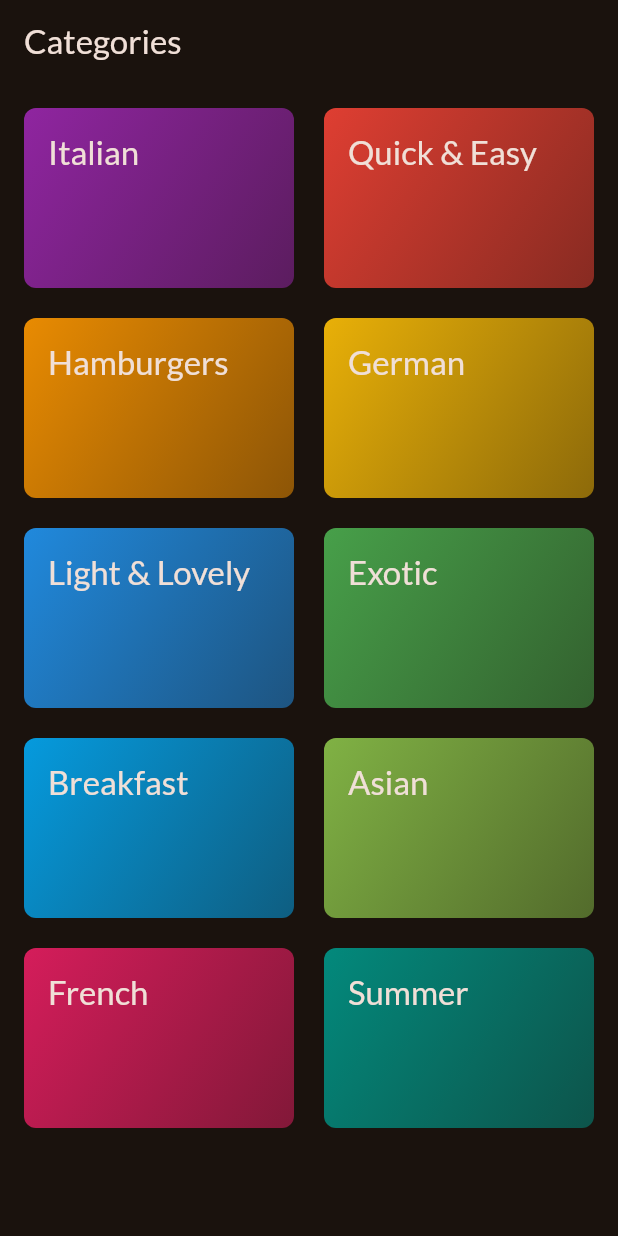
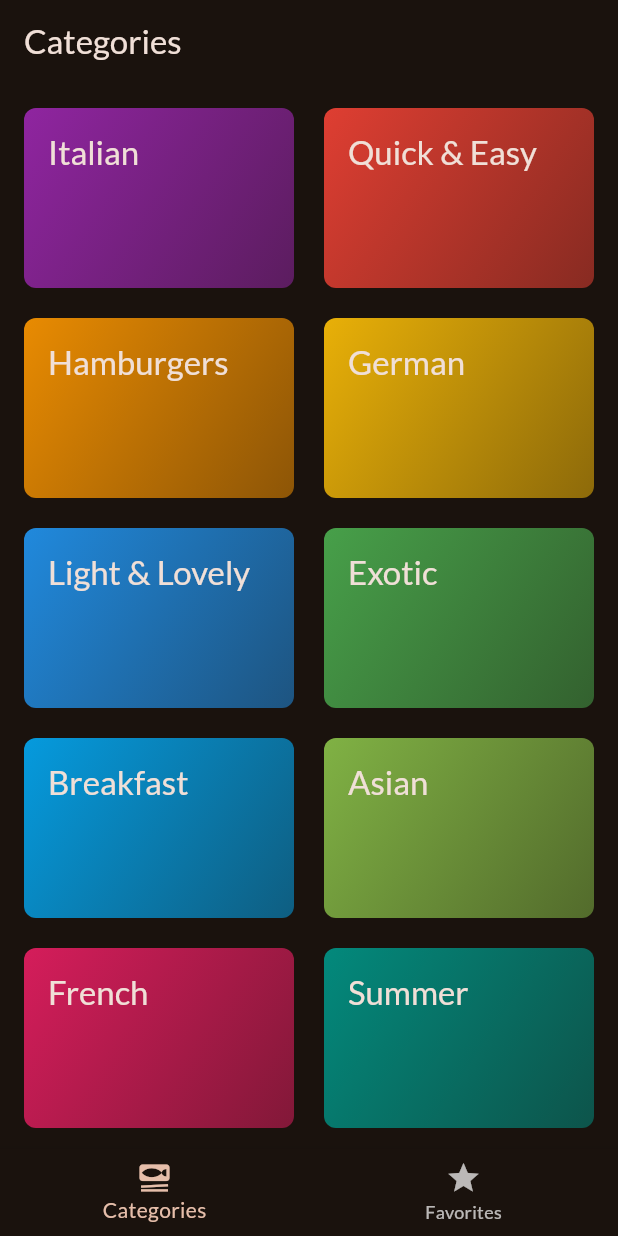
Before and after one commit to mahmoud-alwakeel/meals-app, a Flutter app: the screen it shows after launch, on a phone screen of 412 x 824 dp. Run offline on Flutter 3.47's test engine with Material 3 defaults, Android fonts, the phone set to English and light mode, and no system bars; our stand-ins replace google_fonts, transparent_image.

```diff
--- a/lib/main.dart
+++ b/lib/main.dart
@@ -1,6 +1,6 @@
 import 'package:flutter/material.dart';
 import 'package:google_fonts/google_fonts.dart';
-import 'package:meals_app/screens/categories_screen.dart';
+import 'package:meals_app/screens/tabs_screen.dart';
 
 void main() {
   runApp(const MealsApp());
@@ -22,7 +22,7 @@ class MealsApp extends StatelessWidget {
     return MaterialApp(
       debugShowCheckedModeBanner: false,
       theme: theme ,
-      home: CategoriesScreen(),
+      home: TabsScreen(),
     );
   }
 }
--- a/lib/screens/categories_screen.dart
+++ b/lib/screens/categories_screen.dart
@@ -29,13 +29,7 @@ class CategoriesScreen extends StatelessWidget {
 
   @override
   Widget build(BuildContext context) {
-    return Scaffold(
-      appBar: AppBar(
-        title: const Text(
-          'Categories',
-        ),
-      ),
-      body: GridView(
+    return GridView(
         padding: const EdgeInsets.all(16),
         gridDelegate: const SliverGridDelegateWithFixedCrossAxisCount(
           crossAxisCount: 2,
@@ -53,7 +47,6 @@ class CategoriesScreen extends StatelessWidget {
             ),
           // categoryDummyData.avaialableCategories.map((category) => CategoryGridItem(category: category)).toList();
         ],
-      ),
     );
   }
 }
--- /dev/null
+++ b/lib/screens/tabs_screen.dart
@@ -0,0 +1,48 @@
+import 'package:flutter/material.dart';
+import 'package:meals_app/screens/categories_screen.dart';
+import 'package:meals_app/screens/meals_screen.dart';
+
+class TabsScreen extends StatefulWidget {
+  const TabsScreen({super.key});
+
+  @override
+  State<TabsScreen> createState() => _TabsScreenState();
+}
+
+class _TabsScreenState extends State<TabsScreen> {
+  int selectedIndex = 0;
+  void _selectScreen(int index) {
+    setState(() {
+      selectedIndex = index;
+    });
+  }
+
+  @override
+  Widget build(BuildContext context) {
+    Widget activeScreen = CategoriesScreen();
+    var activeScreenTitle = "Categories";
+    if (selectedIndex == 1) {
+      activeScreen = MealsScreen(meals: []);
+      activeScreenTitle = "Favorites";
+    }
+    return Scaffold(
+      appBar: AppBar(
+        title: Text(activeScreenTitle),
+      ),
+      body: activeScreen,
+      bottomNavigationBar: BottomNavigationBar(
+          currentIndex: selectedIndex,
+          onTap: _selectScreen,
+          items: const [
+            BottomNavigationBarItem(
+              icon: Icon(Icons.set_meal),
+              label: 'Categories',
+            ),
+            BottomNavigationBarItem(
+              icon: Icon(Icons.star),
+              label: 'Favorites',
+            ),
+          ]),
+    );
+  }
+}
```
Also changed, not shown: lib/screens/meal_details_screen.dart (+45 -15 lines), lib/screens/meals_screen.dart (+32 -11 lines), lib/widgets/meal_item.dart (+15 -15 lines).
